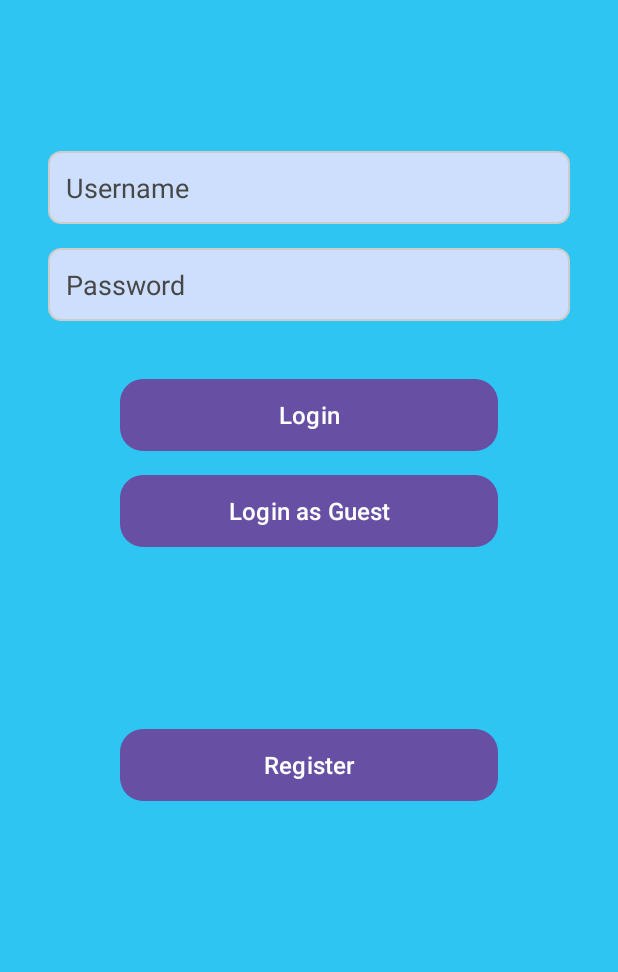
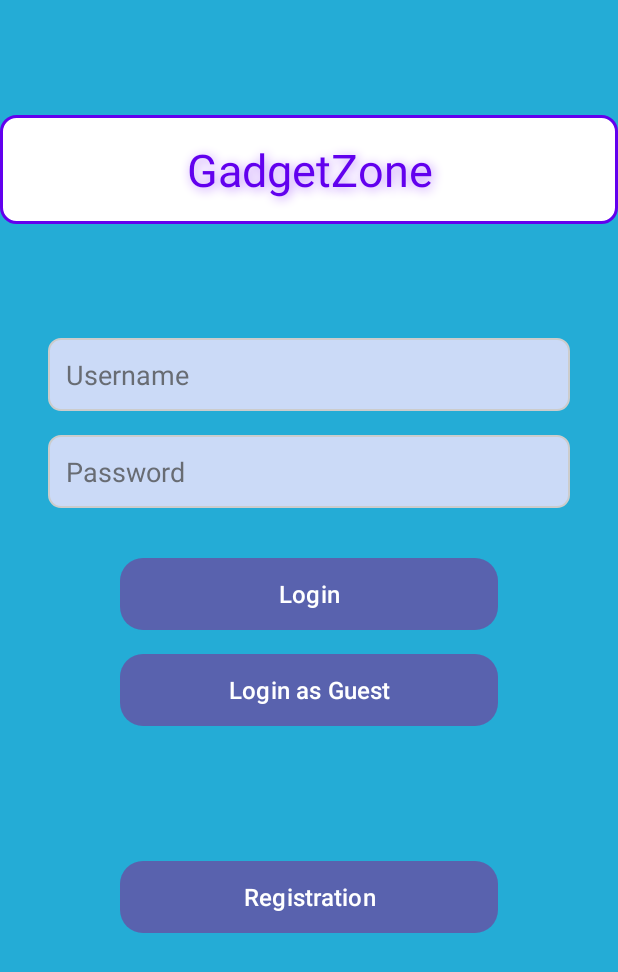
Before and after one commit to R3tes/Mobil-alkalmaz-sfejleszt-s-Project, an Android app: the screen it shows after launch (MainActivity), after a tap on "Login", on a phone screen of 412 x 824 dp. Shown: the top 972 px of the screen. Run offline under Robolectric (Android 15) with nearby library versions, the phone set to English and light mode, and no system bars; our stand-ins replace Firebase (no records; nobody signed in at launch, a user with empty details on screens opened directly).

Commit message:
fix: fixed main activity's view and added extra title

```diff
--- a/app/src/main/java/com/example/gadgetzone/MainActivity.java
+++ b/app/src/main/java/com/example/gadgetzone/MainActivity.java
@@ -1,10 +1,13 @@
 package com.example.gadgetzone;
 
+import android.content.Intent;
+import android.content.SharedPreferences;
 import android.os.Bundle;
 import android.util.Log;
 import android.view.View;
 import android.widget.Button;
 import android.widget.EditText;
+import android.widget.Toast;
 
 import androidx.activity.EdgeToEdge;
 import androidx.appcompat.app.AppCompatActivity;
@@ -12,11 +15,21 @@ import androidx.core.graphics.Insets;
 import androidx.core.view.ViewCompat;
 import androidx.core.view.WindowInsetsCompat;
 
+import com.google.firebase.auth.FirebaseAuth;
+
+import java.util.Objects;
+
 public class MainActivity extends AppCompatActivity {
     private static final String LOG_TAG = MainActivity.class.getName();
 
-    EditText username;
-    EditText password;
+    private static final String PREF_KEY = Objects.requireNonNull(MainActivity.class.getPackage()).toString();
+    private static final int LOG_KEY = 420696;
+
+    EditText usernameEditText;
+    EditText passwordEditText;
+
+    private SharedPreferences preferences;
+    private FirebaseAuth mAuth;
 
     @Override
     protected void onCreate(Bundle savedInstanceState) {
@@ -29,14 +42,46 @@ public class MainActivity extends AppCompatActivity {
             return insets;
         });
 
-        username = findViewById(R.id.editTextUsername);
-        password = findViewById(R.id.editTextPassword);
+        usernameEditText = findViewById(R.id.editTextUsername);
+        passwordEditText = findViewById(R.id.editTextPassword);
+
+        preferences = getSharedPreferences(PREF_KEY, MODE_PRIVATE);
+        mAuth = FirebaseAuth.getInstance();
     }
 
     public void login(View view) {
-        String usernameValue = username.getText().toString();
-        String passwordValue = password.getText().toString();
+        String username = usernameEditText.getText().toString();
+        String password = passwordEditText.getText().toString();
 
-        Log.i(LOG_TAG, "Username: " + usernameValue + " Password: " + passwordValue);
+        mAuth.signInWithEmailAndPassword(username, password).addOnCompleteListener(this, task -> {
+            if(task.isSuccessful()){
+                startWebShop();
+            } else {
+                Toast.makeText(MainActivity.this, "User log in fail: " + task.getException().getMessage(), Toast.LENGTH_LONG).show();
+            }
+        });
+    }
+
+    private void startWebShop() {
+        Intent intent = new Intent(this, WebShopActivity.class);
+        startActivity(intent);
+    }
+
+    public void loginAsGuest(View view) {
+        mAuth.signInAnonymously().addOnCompleteListener(this, task -> {
+            if(task.isSuccessful()){
+                Log.d(LOG_TAG, "Guest user loged in successfully");
+                startWebShop();
+            } else {
+                Log.d(LOG_TAG, "Anonym user log in fail");
+                Toast.makeText(MainActivity.this, "User log in fail: " + task.getException().getMessage(), Toast.LENGTH_LONG).show();
+            }
+        });
+    }
+
+    public void registration(View view) {
+        Intent intent = new Intent(this, RegisterActivity.class);
+        intent.putExtra("LOG_KEY", LOG_KEY);
+        startActivity(intent);
     }
 }
--- a/app/src/main/res/drawable/button_background.xml
+++ b/app/src/main/res/drawable/button_background.xml
@@ -3,10 +3,7 @@
     <item>
         <shape android:shape="rectangle">
             <corners android:radius="15dp" />
-            <gradient
-                android:angle="270"
-                android:endColor="#E91E63"
-                android:startColor="#FF5722" />
+            <solid android:color="#CC383FC1" />
         </shape>
     </item>
 </selector>
--- a/app/src/main/res/layout/activity_main.xml
+++ b/app/src/main/res/layout/activity_main.xml
@@ -5,8 +5,26 @@
     android:id="@+id/main"
     android:layout_width="match_parent"
     android:layout_height="match_parent"
-    android:background="#2FC5F3"
+    android:background="#24ACD6"
     tools:context=".MainActivity">
+
+    <TextView
+        android:id="@+id/registrationTextView"
+        android:layout_width="match_parent"
+        android:layout_height="wrap_content"
+        android:background="@drawable/text_view_background"
+        android:padding="16dp"
+        android:shadowColor="#BB86FC"
+        android:shadowDx="2"
+        android:shadowDy="2"
+        android:shadowRadius="8"
+        android:text="@string/gadgetzone"
+        android:textAlignment="center"
+        android:textColor="#6200EE"
+        android:textSize="30sp"
+        app:layout_constraintBottom_toTopOf="@+id/editTextUsername"
+        app:layout_constraintTop_toTopOf="parent"
+        tools:layout_editor_absoluteX="0dp" />
 
     <EditText
         android:id="@+id/editTextUsername"
@@ -20,13 +38,13 @@
         android:inputType="text"
         android:padding="12dp"
         android:textColor="#333333"
-        android:textColorHint="#474747"
+        android:textColorHint="#BF474747"
         app:layout_constraintBottom_toBottomOf="parent"
         app:layout_constraintEnd_toEndOf="parent"
-        app:layout_constraintHorizontal_bias="1.0"
+        app:layout_constraintHorizontal_bias="0.0"
         app:layout_constraintStart_toStartOf="parent"
         app:layout_constraintTop_toTopOf="parent"
-        app:layout_constraintVertical_bias="0.13" />
+        app:layout_constraintVertical_bias="0.291" />
 
     <EditText
         android:id="@+id/editTextPassword"
@@ -41,7 +59,7 @@
         android:inputType="textPassword"
         android:padding="12dp"
         android:textColor="#333333"
-        android:textColorHint="#474747"
+        android:textColorHint="#BF474747"
         app:layout_constraintEnd_toEndOf="parent"
         app:layout_constraintHorizontal_bias="0.0"
         app:layout_constraintStart_toStartOf="parent"
@@ -74,6 +92,7 @@
         android:layout_marginTop="16dp"
         android:layout_marginEnd="80dp"
         android:background="@drawable/button_background"
+        android:onClick="loginAsGuest"
         android:text="@string/login_guest"
         android:textColor="#FFFFFF"
         android:textSize="16sp"
@@ -92,7 +111,8 @@
         android:layout_marginTop="16dp"
         android:layout_marginEnd="80dp"
         android:background="@drawable/button_background"
-        android:text="@string/register"
+        android:text="@string/registration"
+        android:onClick="registration"
         android:textColor="#FFFFFF"
         android:textSize="16sp"
         app:layout_constraintBottom_toBottomOf="parent"
```
